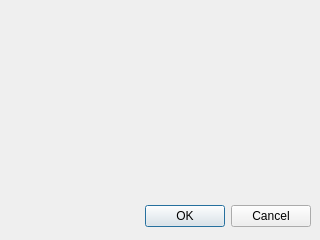
Old version of the form ui/confirmdialog.ui in the repository maxavadallat/maxdesigner.
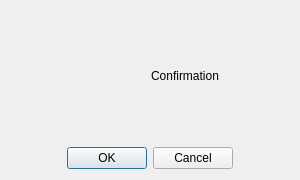
New version of the form. Icons and pictures are not drawn.

What changed in the file:
```diff
--- a/ui/confirmdialog.ui
+++ b/ui/confirmdialog.ui
@@ -6,29 +6,75 @@
    <rect>
     <x>0</x>
     <y>0</y>
-    <width>320</width>
-    <height>240</height>
+    <width>300</width>
+    <height>180</height>
    </rect>
   </property>
+  <property name="minimumSize">
+   <size>
+    <width>300</width>
+    <height>180</height>
+   </size>
+  </property>
   <property name="windowTitle">
    <string>Confirmation</string>
   </property>
-  <widget class="QDialogButtonBox" name="buttonBox">
-   <property name="geometry">
-    <rect>
-     <x>10</x>
-     <y>200</y>
-     <width>301</width>
-     <height>32</height>
-    </rect>
-   </property>
-   <property name="orientation">
-    <enum>Qt::Horizontal</enum>
-   </property>
-   <property name="standardButtons">
-    <set>QDialogButtonBox::Cancel|QDialogButtonBox::Ok</set>
-   </property>
-  </widget>
+  <layout class="QGridLayout" name="gridLayout">
+   <item row="0" column="0">
+    <widget class="QLabel" name="confirmIcon">
+     <property name="minimumSize">
+      <size>
+       <width>64</width>
+       <height>64</height>
+      </size>
+     </property>
+     <property name="maximumSize">
+      <size>
+       <width>64</width>
+       <height>64</height>
+      </size>
+     </property>
+     <property name="text">
+      <string/>
+     </property>
+     <property name="pixmap">
+      <pixmap resource="../maxdesignerimages.qrc">:/assets/icons/question-icon.png</pixmap>
+     </property>
+     <property name="scaledContents">
+      <bool>true</bool>
+     </property>
+    </widget>
+   </item>
+   <item row="0" column="1">
+    <widget class="QLabel" name="confirmTextLabel">
+     <property name="sizePolicy">
+      <sizepolicy hsizetype="MinimumExpanding" vsizetype="MinimumExpanding">
+       <horstretch>0</horstretch>
+       <verstretch>0</verstretch>
+      </sizepolicy>
+     </property>
+     <property name="text">
+      <string>Confirmation</string>
+     </property>
+     <property name="alignment">
+      <set>Qt::AlignCenter</set>
+     </property>
+    </widget>
+   </item>
+   <item row="1" column="0" colspan="2">
+    <widget class="QDialogButtonBox" name="buttonBox">
+     <property name="orientation">
+      <enum>Qt::Horizontal</enum>
+     </property>
+     <property name="standardButtons">
+      <set>QDialogButtonBox::Cancel|QDialogButtonBox::Ok</set>
+     </property>
+     <property name="centerButtons">
+      <bool>true</bool>
+     </property>
+    </widget>
+   </item>
+  </layout>
  </widget>
  <resources/>
  <connections>
```
Left out of the diff: 4 changed lines with no effect on the pictures.
